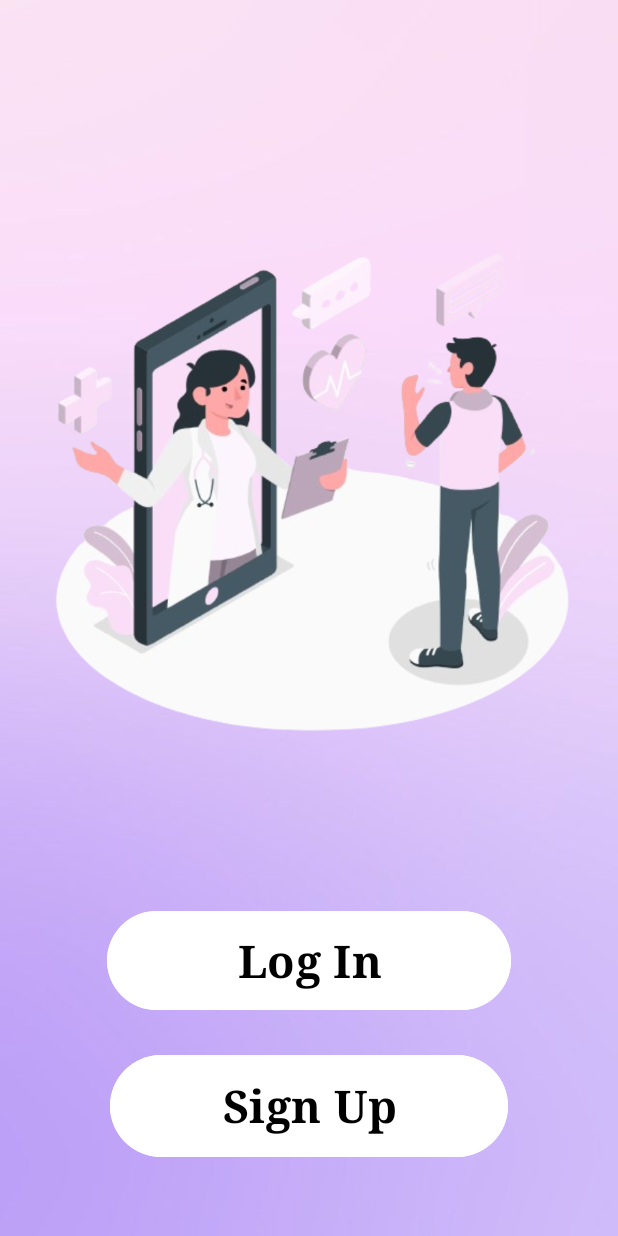
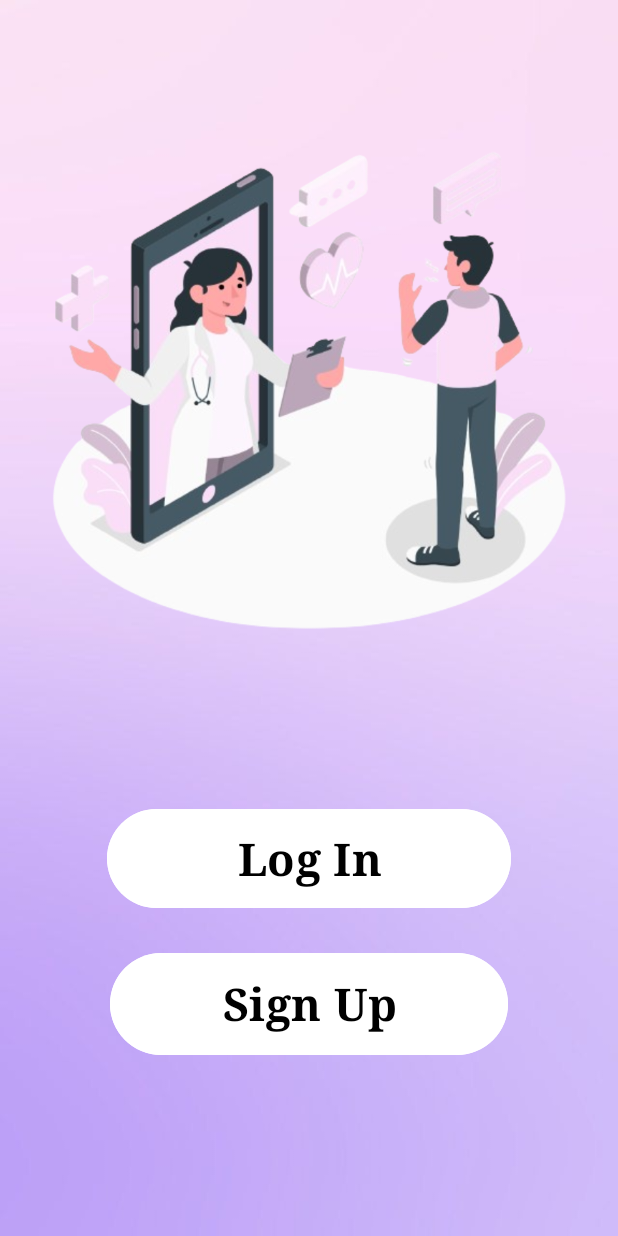
Before and after one commit to YaraMohamed12/Careplace, an Android app: the LogandSign screen opened directly, with no data from a screen before it, on a phone screen of 412 x 824 dp. Run offline under Robolectric (Android 15) with nearby library versions, the phone set to English and light mode, and no system bars.

Commit message:
dubuging the error that eman cause

```diff
--- a/app/src/main/java/com/example/careplace/LogInScreen.kt
+++ b/app/src/main/java/com/example/careplace/LogInScreen.kt
@@ -22,14 +22,12 @@ class LogInScreen : AppCompatActivity() {
     @SuppressLint("MissingInflatedId")
     override fun onCreate(savedInstanceState: Bundle?) {
         super.onCreate(savedInstanceState)
-
-        forget_pass = findViewById(R.id.textView5)
+        setContentView(R.layout.activity_log_in_screen)
+        forget_pass = findViewById(R.id.restpassword)
         forget_pass.setOnClickListener {
             val myIntent5 = Intent(this,ForgetPasswordScreen::class.java)
             startActivity(myIntent5)
         }
-
-        setContentView(R.layout.activity_log_in_screen)
        inilazaiton()
         back()
         LogIn_opt()
--- a/app/src/main/res/layout/activity_log_in_screen.xml
+++ b/app/src/main/res/layout/activity_log_in_screen.xml
@@ -140,7 +140,7 @@
         app:layout_constraintStart_toStartOf="parent" />
 
     <TextView
-        android:id="@+id/textView5"
+        android:id="@+id/restpassword"
         android:layout_width="wrap_content"
         android:layout_height="wrap_content"
         android:layout_marginTop="12dp"
--- a/app/src/main/res/layout/activity_logand_sign.xml
+++ b/app/src/main/res/layout/activity_logand_sign.xml
@@ -12,11 +12,11 @@
         android:id="@+id/imageView"
         android:layout_width="358dp"
         android:layout_height="443dp"
-        android:layout_marginTop="100dp"
+        android:layout_marginTop="32dp"
         android:scaleType="centerInside"
         android:src="@drawable/login"
         app:layout_constraintEnd_toEndOf="parent"
-        app:layout_constraintHorizontal_bias="0.49"
+        app:layout_constraintHorizontal_bias="0.457"
         app:layout_constraintStart_toStartOf="parent"
         app:layout_constraintTop_toTopOf="parent" />
 
```
Also changed, not shown: app/src/main/java/com/example/careplace/ListingDoctor.kt (+3 -10 lines), app/src/main/res/layout/activity_listing_doctor.xml (+12 -1 lines).
